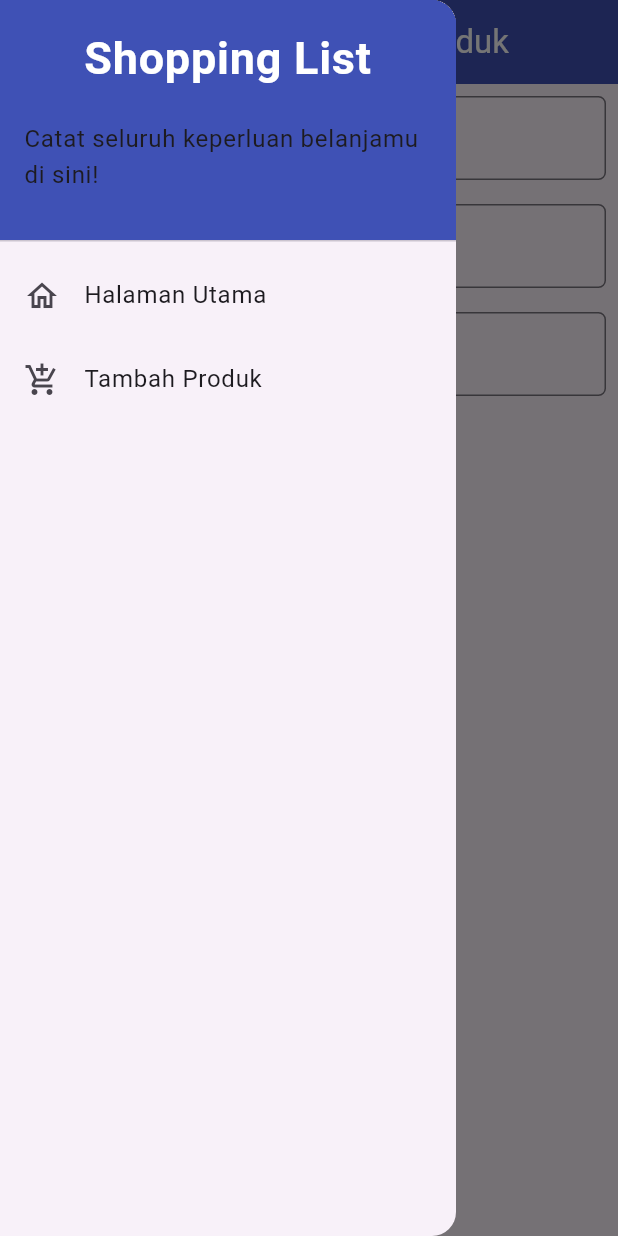
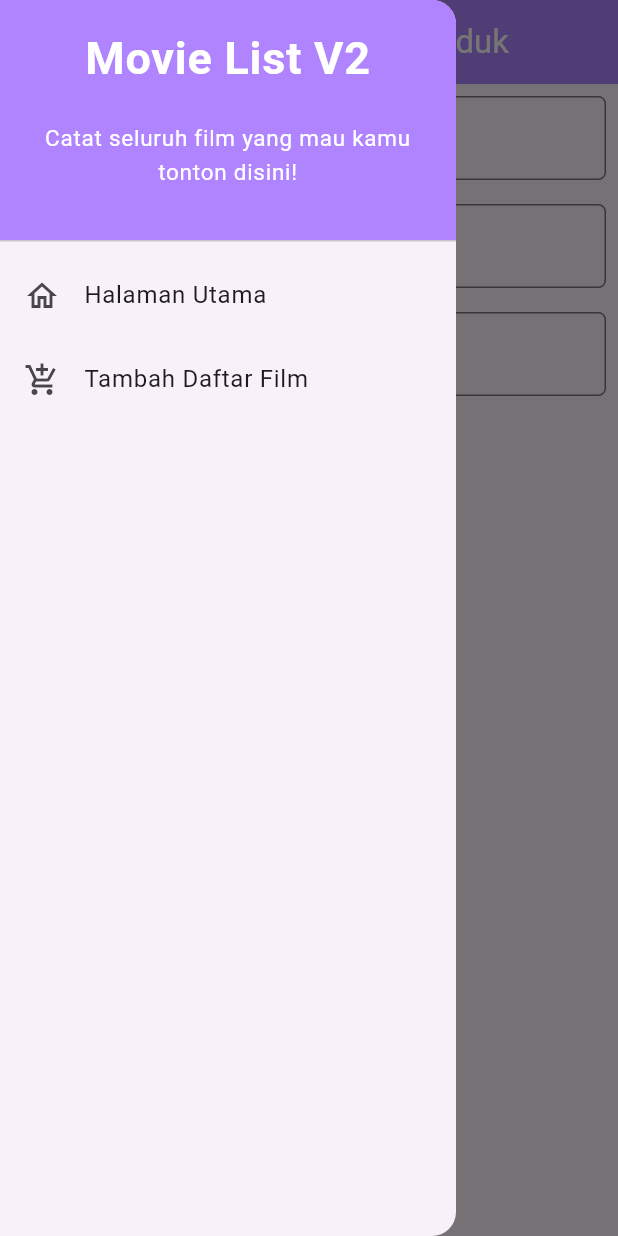
Before and after one commit to KenBalya/MovieListV2, a Flutter app: the ShopFormPage screen opened directly, with the side drawer open, on a phone screen of 412 x 824 dp. Run offline on Flutter 3.47's test engine with Material 2 defaults, Android fonts, the phone set to English and light mode, and no system bars.

Commit message:
ganti warna

```diff
--- a/movie_list/lib/menu.dart
+++ b/movie_list/lib/menu.dart
@@ -1,11 +1,12 @@
 import 'package:flutter/material.dart';
 import 'package:movie_list/widgets/left_drawer.dart';
+import 'package:movie_list/movie_form.dart';
 
 class MyHomePage extends StatelessWidget {
   MyHomePage({Key? key}) : super(key: key);
   final List<MovieItem> items = [
-    MovieItem("Lihat Item", Icons.checklist),
-    MovieItem("Tambah Item", Icons.add_shopping_cart),
+    MovieItem("Lihat Daftar Film", Icons.checklist),
+    MovieItem("Tambah Film", Icons.add_shopping_cart),
     MovieItem("Logout", Icons.logout),
 ];
 
@@ -73,7 +74,7 @@ class MovieCard extends StatelessWidget {
   @override
   Widget build(BuildContext context) {
     return Material(
-      color: Color.fromARGB(255, 181, 68, 191),
+      color: Color.fromARGB(255, 177, 132, 255),
       child: InkWell(
         // Area responsive terhadap sentuhan
         onTap: () {
@@ -82,6 +83,13 @@ class MovieCard extends StatelessWidget {
             ..hideCurrentSnackBar()
             ..showSnackBar(SnackBar(
                 content: Text("Kamu telah menekan tombol ${item.name}!")));
+            if (item.name == "Tambah Film") {
+                Navigator.pushReplacement(
+                  context,
+                  MaterialPageRoute(
+                    builder: (context) => ShopFormPage(),
+                  ));
+            }
         },
         child: Container(
           // Container untuk menyimpan Icon dan Text
--- a/movie_list/lib/movie_form.dart
+++ b/movie_list/lib/movie_form.dart
@@ -22,7 +22,7 @@ class _ShopFormPageState extends State<ShopFormPage> {
         'Form Tambah Produk',
       ),
     ),
-    backgroundColor: Colors.indigo,
+    backgroundColor: Color.fromARGB(255, 177, 132, 255),
     foregroundColor: Colors.white,
   ),
   // TODO: Tambahkan drawer yang sudah dibuat di sini
@@ -38,8 +38,8 @@ class _ShopFormPageState extends State<ShopFormPage> {
           padding: const EdgeInsets.all(8.0),
           child: TextFormField(
             decoration: InputDecoration(
-              hintText: "Nama Produk",
-              labelText: "Nama Produk",
+              hintText: "Nama Film",
+              labelText: "Nama Film",
               border: OutlineInputBorder(
                 borderRadius: BorderRadius.circular(5.0),
               ),
@@ -115,10 +115,40 @@ Align(
     child: ElevatedButton(
           style: ButtonStyle(
             backgroundColor:
-            MaterialStateProperty.all(Colors.indigo),
+                MaterialStateProperty.all(Color.fromARGB(255, 177, 132, 255)),
           ),
           onPressed: () {
-        if (_formKey.currentState!.validate()) {}
+            if (_formKey.currentState!.validate()) {
+              showDialog(
+                context: context,
+                builder: (context) {
+                  return AlertDialog(
+                    title: const Text('Film baru berhasil tersimpan'),
+                    content: SingleChildScrollView(
+                      child: Column(
+                        crossAxisAlignment:
+                            CrossAxisAlignment.start,
+                        children: [
+                          Text('Nama: $_name'),
+                          // TODO: Munculkan value-value lainnya
+                          Text('Harga Tiket: $_price'),
+                          Text('Deskripsi: $_description'),
+                        ],
+                      ),
+                    ),
+                    actions: [
+                      TextButton(
+                        child: const Text('OK'),
+                        onPressed: () {
+                          Navigator.pop(context);
+                        },
+                      ),
+                    ],
+                  );
+                },
+              );
+            _formKey.currentState!.reset();
+            }
           },
           child: const Text(
             "Save",
--- a/movie_list/lib/widgets/left_drawer.dart
+++ b/movie_list/lib/widgets/left_drawer.dart
@@ -1,5 +1,6 @@
 import 'package:flutter/material.dart';
 import 'package:movie_list/menu.dart';
+import 'package:movie_list/movie_form.dart';
 // TODO: Impor halaman ShopFormPage jika sudah dibuat
 
 class LeftDrawer extends StatelessWidget {
@@ -13,12 +14,12 @@ class LeftDrawer extends StatelessWidget {
           const DrawerHeader(
             // TODO: Bagian drawer header
             decoration: BoxDecoration(
-    color: Colors.indigo,
+    color: Color.fromARGB(255, 177, 132, 255),
   ),
   child: Column(
     children: [
       Text(
-        'Shopping List',
+        'Movie List V2',
         textAlign: TextAlign.center,
         style: TextStyle(
           fontSize: 30,
@@ -27,8 +28,14 @@ class LeftDrawer extends StatelessWidget {
         ),
       ),
       Padding(padding: EdgeInsets.all(10)),
-      Text("Catat seluruh keperluan belanjamu di sini!",
+      Text("Catat seluruh film yang mau kamu tonton disini!",
           // TODO: Tambahkan gaya teks dengan center alignment, font ukuran 15, warna putih, dan weight biasa
+          textAlign: TextAlign.center,
+        style: TextStyle(
+          fontSize: 15,
+          fontWeight: FontWeight.normal,
+          color: Colors.white,
+        ),
           ),
     ],
   ),
@@ -48,13 +55,14 @@ class LeftDrawer extends StatelessWidget {
 ),
 ListTile(
   leading: const Icon(Icons.add_shopping_cart),
-  title: const Text('Tambah Produk'),
+  title: const Text('Tambah Daftar Film'),
   // Bagian redirection ke ShopFormPage
   onTap: () {
-    /*
-    TODO: Buatlah routing ke ShopFormPage di sini,
-    setelah halaman ShopFormPage sudah dibuat.
-    */
+    Navigator.pushReplacement(
+        context,
+        MaterialPageRoute(
+          builder: (context) => ShopFormPage(),
+        ));
   },
 ),
         ],
```
Lines whose indentation alone changed are shown as unchanged.
